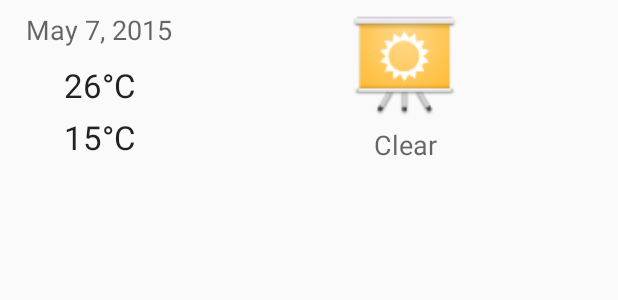
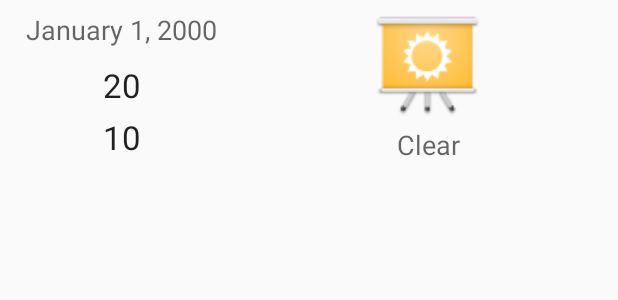
Before and after one commit to Frostlight/Moonlight, an Android app: the layout list_item_today.xml on its own in the app's theme, with its tools: preview values and no code run, on a phone screen of 412 x 824 dp. Shown: the top 300 px of the screen. Run offline under Robolectric (Android 15) with nearby library versions, the phone set to English and light mode, and no system bars.

Commit message:
Replaced hardcoded strings with references

```diff
--- a/app/src/main/res/layout/list_item_today.xml
+++ b/app/src/main/res/layout/list_item_today.xml
@@ -20,7 +20,7 @@
             android:layout_width="match_parent"
             android:layout_height="wrap_content"
             android:textAppearance="?android:attr/textAppearanceMedium"
-            android:text="May 7, 2015"
+            android:text="@string/default_day"
             android:paddingBottom="7.5dp"
             android:id="@+id/list_item_date_textview" />
         <TextView
@@ -29,7 +29,7 @@
             android:layout_height="wrap_content"
             android:gravity="center"
             android:textAppearance="?android:attr/textAppearanceLarge"
-            android:text="26°C"
+            android:text="@string/default_temp_high"
             android:id="@+id/list_item_high_textview"
             android:padding="2.5dp" />
         <TextView
@@ -39,7 +39,7 @@
             android:padding="2.5dp"
             android:gravity="center"
             android:textAppearance="?android:attr/textAppearanceLarge"
-            android:text="15°C"
+            android:text="@string/default_temp_low"
             android:id="@+id/list_item_low_textview" />
     </LinearLayout>
 
@@ -53,18 +53,18 @@
         <ImageView
             android:id="@+id/list_item_icon"
             android:layout_width="fill_parent"
-            android:layout_height="wrap_content"
+            android:layout_height="0dp"
             android:src="@drawable/ic_launcher"
             android:layout_gravity="center"
             android:layout_weight="1"
-            android:contentDescription="weather_icon"/>
+            android:contentDescription="@string/image_forecast"/>
         <TextView
             xmlns:android="http://schemas.android.com/apk/res/android"
             android:layout_width="match_parent"
             android:layout_height="wrap_content"
             android:textAppearance="?android:attr/textAppearanceMedium"
             android:gravity="center"
-            android:text="Clear"
+            android:text="@string/default_weather"
             android:id="@+id/list_item_forecast_textview" />
     </LinearLayout>
 </LinearLayout>
--- a/app/src/main/res/values/strings.xml
+++ b/app/src/main/res/values/strings.xml
@@ -4,8 +4,14 @@
     <string name="hello_world">Hello World</string>
     <string name="list_item">Dummy List Item</string>
 
-    <!-- Images -->
+    <!-- Default View Values -->
+    <string name="default_day" translatable="false">January 1, 2000</string>
+    <string name="default_temp_high" translatable="false">20</string>
+    <string name="default_temp_low" translatable="false">10</string>
+    <string name="default_weather" translatable="false">Clear</string>
 
+    <!-- Image desc -->
+    <string name="image_forecast">Forecast Image</string>
 
     <!-- Actions -->
     <string name="action_refresh" translatable="false">Refresh</string>
```
Also changed, not shown: app/src/main/res/layout/list_item_forecast.xml (+5 -5 lines).
